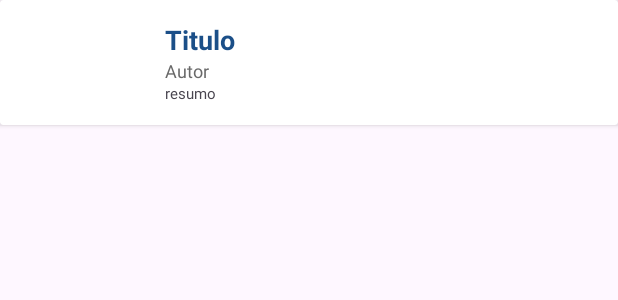
After one commit to KerolainyCristiny/MobileProject_Biblioteca_Inteligente, an Android app: the layout my_row_resultado.xml on its own in the app's theme, with its tools: preview values and no code run, on a phone screen of 412 x 824 dp. The commit adds this screen. Shown: the top 300 px of the screen. Run offline under Robolectric (Android 15) with nearby library versions, the phone set to English and light mode, and no system bars.

Commit message:
pesquisa + resultado de busca

```diff
--- a/app/src/main/res/layout/activity_resultado.xml
+++ b/app/src/main/res/layout/activity_resultado.xml
@@ -16,6 +16,7 @@
         app:layout_constraintTop_toTopOf="parent">
 
         <androidx.recyclerview.widget.RecyclerView
+            android:id="@+id/recyclerView"
             android:layout_width="366dp"
             android:layout_height="604dp"
             app:layout_constraintBottom_toBottomOf="parent"
--- /dev/null
+++ b/app/src/main/res/layout/my_row_resultado.xml
@@ -0,0 +1,54 @@
+<?xml version="1.0" encoding="utf-8"?>
+<LinearLayout xmlns:android="http://schemas.android.com/apk/res/android"
+    xmlns:app="http://schemas.android.com/apk/res-auto"
+    xmlns:tools="http://schemas.android.com/tools"
+    android:orientation="vertical"
+    android:layout_width="match_parent"
+    android:layout_height="match_parent"
+    android:id="@+id/mainLayoutResultado">
+
+    <androidx.cardview.widget.CardView
+        android:layout_width="match_parent"
+        android:layout_height="wrap_content">
+
+        <androidx.constraintlayout.widget.ConstraintLayout
+            android:layout_width="match_parent"
+            android:layout_height="wrap_content"
+            android:padding="14dp">
+
+            <TextView
+                android:id="@+id/tituloRes"
+                android:layout_width="wrap_content"
+                android:layout_height="wrap_content"
+                android:layout_marginStart="96dp"
+                android:text="Titulo"
+                android:textSize="18sp"
+                android:textColor="@color/azulescuro"
+                android:textStyle="bold"
+                app:layout_constraintStart_toStartOf="parent"
+                app:layout_constraintTop_toTopOf="parent" />
+
+            <TextView
+                android:id="@+id/autorRes"
+                android:layout_width="wrap_content"
+                android:layout_height="wrap_content"
+                android:text="Autor"
+                android:textSize="12sp"
+                android:textColor="@color/cinza"
+                app:layout_constraintStart_toStartOf="@+id/tituloRes"
+                app:layout_constraintTop_toBottomOf="@+id/tituloRes" />
+
+            <TextView
+                android:id="@+id/resumoRes"
+                android:layout_width="wrap_content"
+                android:layout_height="wrap_content"
+                android:text="resumo"
+                android:textSize="10sp"
+                app:layout_constraintStart_toStartOf="@+id/autorRes"
+                app:layout_constraintTop_toBottomOf="@+id/autorRes" />
+
+        </androidx.constraintlayout.widget.ConstraintLayout>
+
+    </androidx.cardview.widget.CardView>
+
+</LinearLayout>
```
Also changed, not shown: app/src/main/java/com/example/biblioteca_inteligente_mobile/CustomAdapterResultado.java (added, +64 -0 lines), app/src/main/java/com/example/biblioteca_inteligente_mobile/DatabaseHelper.java (+11 -0 lines), app/src/main/java/com/example/biblioteca_inteligente_mobile/ResultadoActivity.java (+50 -1 lines).
